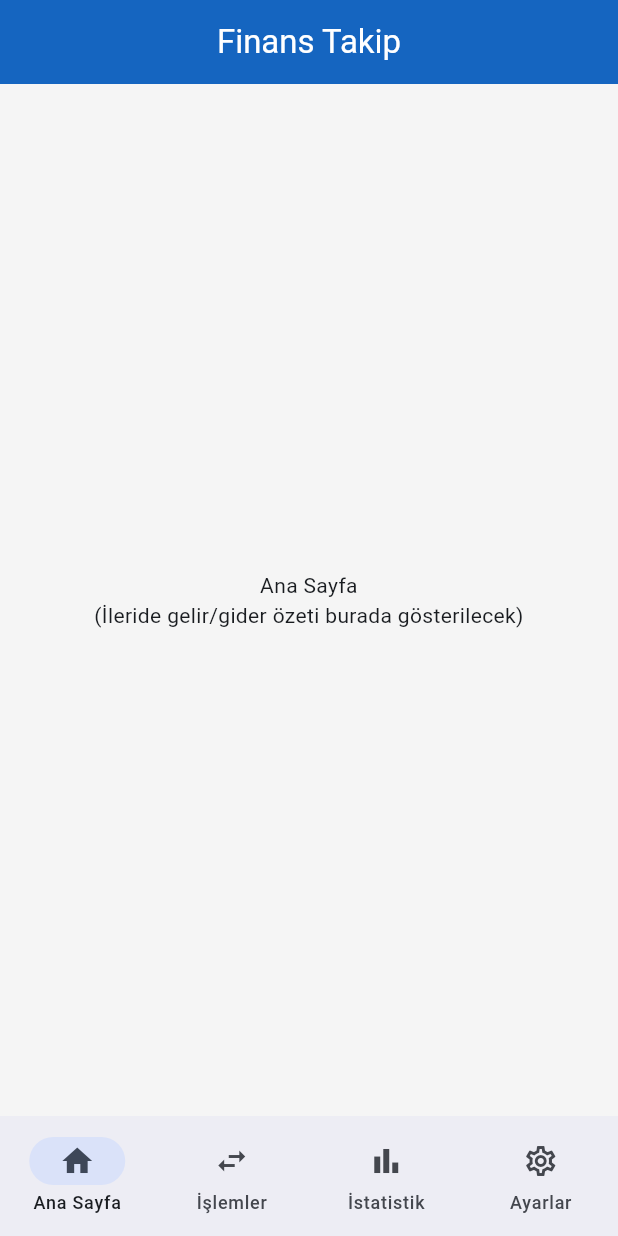
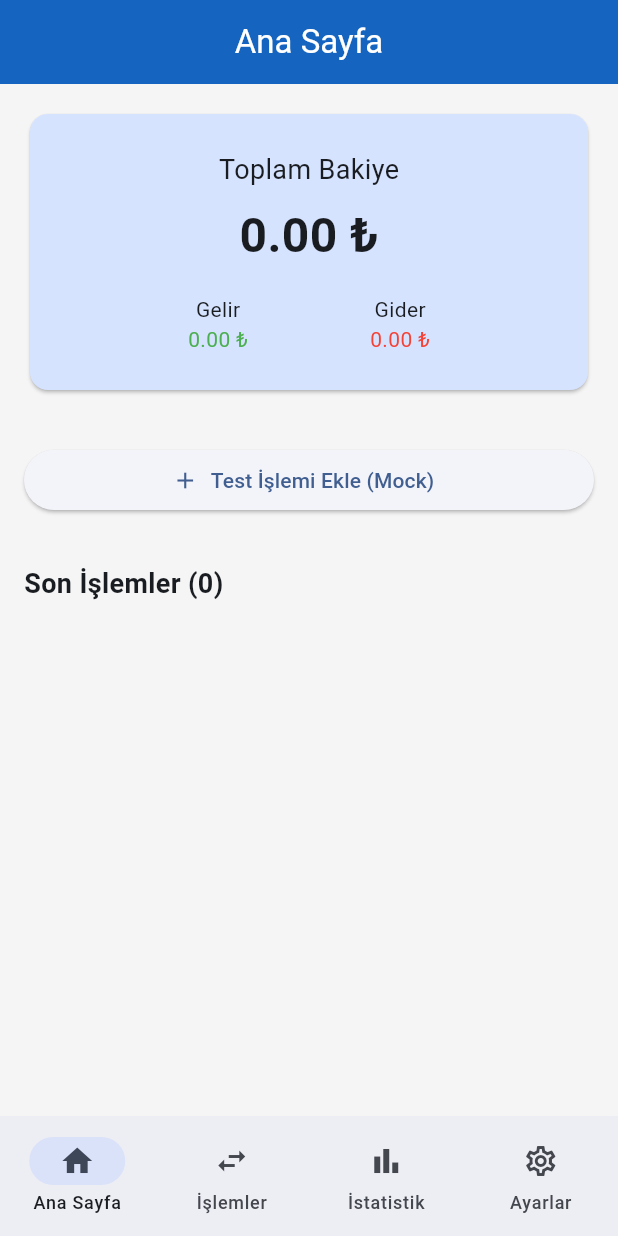
Before and after one commit to FurkanOguzgoksu/finans_app, a Flutter app: the screen it shows after launch, on a phone screen of 412 x 824 dp. Run offline on Flutter 3.47's test engine with Material 3 defaults, Android fonts, the phone set to English and light mode, and no system bars; our stand-ins replace cloud_firestore, go_router, sqflite; accounts and stored records are empty.

Commit message:
Hafta 4: Provider / State Management yapilari (Category ve Transaction Provider) projeye eklendi ve UI entegrasyonu saglandi

```diff
--- /dev/null
+++ b/lib/providers/transaction_provider.dart
@@ -0,0 +1,53 @@
+import 'package:flutter/material.dart';
+import '../models/transaction.dart' as models;
+import '../services/transaction_dao.dart';
+
+class TransactionProvider with ChangeNotifier {
+  final TransactionDao _transactionDao = TransactionDao();
+  List<models.Transaction> _transactions = [];
+  bool _isLoading = false;
+
+  double _totalIncome = 0.0;
+  double _totalExpense = 0.0;
+  double _balance = 0.0;
+
+  List<models.Transaction> get transactions => _transactions;
+  bool get isLoading => _isLoading;
+  double get totalIncome => _totalIncome;
+  double get totalExpense => _totalExpense;
+  double get balance => _balance;
+
+  /// Veritabanından tüm işlemleri, gelir/gider toplamlarını çeker ve UI'ı günceller
+  Future<void> loadTransactions() async {
+    _isLoading = true;
+    notifyListeners();
+
+    try {
+      // 1. İşlem Listesini Çek
+      _transactions = await _transactionDao.getAll();
+
+      // 2. Toplam Gelir ve Gideri Çek
+      _totalIncome = await _transactionDao.getTotalIncome();
+      _totalExpense = await _transactionDao.getTotalExpense();
+      _balance = _totalIncome - _totalExpense;
+
+    } catch (e) {
+      debugPrint("İşlemler yüklenirken hata: $e");
+    } finally {
+      _isLoading = false;
+      notifyListeners();
+    }
+  }
+
+  /// Yeni işlem (harcama/gelir) ekler ve state'i tazeler
+  Future<void> addTransaction(models.Transaction transaction) async {
+    await _transactionDao.insert(transaction);
+    await loadTransactions();
+  }
+
+  /// İşlemi ID'ye göre siler ve state'i tazeler
+  Future<void> deleteTransaction(int id) async {
+    await _transactionDao.delete(id);
+    await loadTransactions();
+  }
+}
--- a/lib/screens/home_screen.dart
+++ b/lib/screens/home_screen.dart
@@ -1,6 +1,9 @@
 import 'package:flutter/material.dart';
+import 'package:provider/provider.dart';
+import '../providers/transaction_provider.dart';
+import '../models/transaction.dart' as models;
 
-/// Ana Sayfa Ekranı - Özet bilgileri gösterir
+/// Ana Ekran - Uygulama açılışında gösterilen dashboard
 class HomeScreen extends StatelessWidget {
   const HomeScreen({super.key});
 
@@ -8,14 +11,110 @@ class HomeScreen extends StatelessWidget {
   Widget build(BuildContext context) {
     return Scaffold(
       appBar: AppBar(
-        title: const Text('Finans Takip'),
+        title: const Text('Ana Sayfa'),
         centerTitle: true,
       ),
-      body: const Center(
-        child: Text(
-          'Ana Sayfa\n(İleride gelir/gider özeti burada gösterilecek)',
-          textAlign: TextAlign.center,
-        ),
+      body: Consumer<TransactionProvider>(
+        builder: (context, provider, child) {
+          if (provider.isLoading) {
+            return const Center(child: CircularProgressIndicator());
+          }
+
+          return ListView(
+            padding: const EdgeInsets.all(16),
+            children: [
+              // Bakiye Kartı (Geçici)
+              Card(
+                color: Theme.of(context).colorScheme.primaryContainer,
+                child: Padding(
+                  padding: const EdgeInsets.all(24.0),
+                  child: Column(
+                    children: [
+                      const Text('Toplam Bakiye', style: TextStyle(fontSize: 18)),
+                      const SizedBox(height: 8),
+                      Text(
+                        '${provider.balance.toStringAsFixed(2)} ₺',
+                        style: const TextStyle(
+                            fontSize: 32, fontWeight: FontWeight.bold),
+                      ),
+                      const SizedBox(height: 16),
+                      Row(
+                        mainAxisAlignment: MainAxisAlignment.spaceEvenly,
+                        children: [
+                          Column(
+                            children: [
+                              const Text('Gelir'),
+                              Text(
+                                '${provider.totalIncome.toStringAsFixed(2)} ₺',
+                                style: const TextStyle(color: Colors.green),
+                              ),
+                            ],
+                          ),
+                          Column(
+                            children: [
+                              const Text('Gider'),
+                              Text(
+                                '${provider.totalExpense.toStringAsFixed(2)} ₺',
+                                style: const TextStyle(color: Colors.red),
+                              ),
+                            ],
+                          ),
+                        ],
+                      )
+                    ],
+                  ),
+                ),
+              ),
+
+              const SizedBox(height: 32),
+
+              // Mock Veri Ekleme Butonu
+              ElevatedButton.icon(
+                icon: const Icon(Icons.add),
+                label: const Text('Test İşlemi Ekle (Mock)'),
+                onPressed: () {
+                  // Rastgele gelir veya gider oluşturarak test ediyoruz
+                  final isIncome = DateTime.now().second % 2 == 0;
+
+                  final mockTransaction = models.Transaction(
+                    title: isIncome ? 'Test Geliri' : 'Test Harcaması',
+                    amount: 250.0,
+                    type: isIncome ? 'gelir' : 'gider',
+                    categoryId: isIncome ? 1 : 2, // 1: Maaş, 2: Market vs. (Seed verisinde var)
+                    date: DateTime.now(),
+                  );
+
+                  // Veritabanına kaydet ve State'i güncelle
+                  provider.addTransaction(mockTransaction);
+                },
+              ),
+
+              const SizedBox(height: 32),
+
+              Text(
+                'Son İşlemler (${provider.transactions.length})',
+                style: const TextStyle(fontSize: 18, fontWeight: FontWeight.bold),
+              ),
+
+              const SizedBox(height: 8),
+
+              // İşlemlerin Listesi
+              ...provider.transactions.map((tx) => ListTile(
+                    leading: Icon(
+                        tx.type == 'gelir' ? Icons.arrow_upward : Icons.arrow_downward,
+                        color: tx.type == 'gelir' ? Colors.green : Colors.red),
+                    title: Text(tx.title),
+                    subtitle: Text(tx.date.toString().substring(0, 10)),
+                    trailing: Text('${tx.amount} ₺'),
+                    onLongPress: () {
+                      if (tx.id != null) {
+                        provider.deleteTransaction(tx.id!);
+                      }
+                    },
+                  )).toList(),
+            ],
+          );
+        },
       ),
     );
   }
```
Also changed, not shown: lib/main.dart (+8 -1 lines), lib/providers/category_provider.dart (added, +47 -0 lines), 1 other file.
